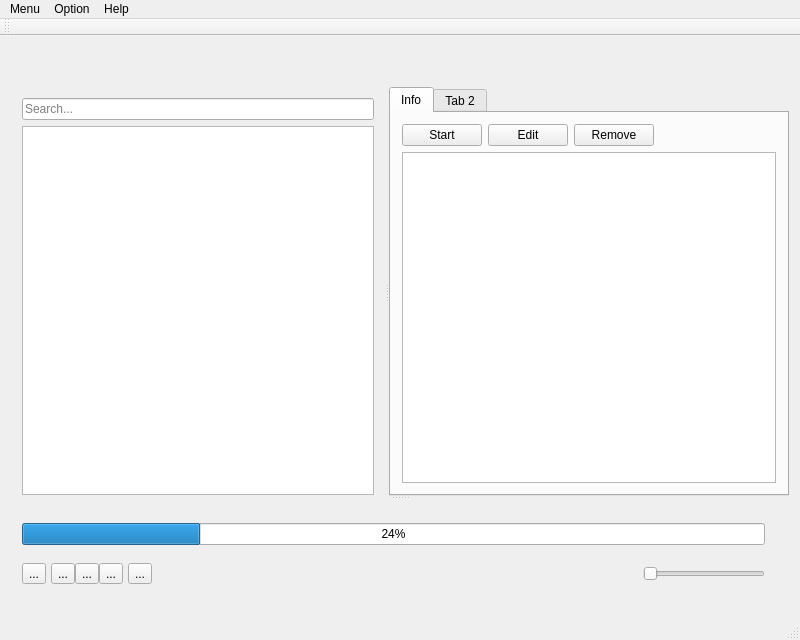
The window that mainwindow.ui (HankHenshaw/GameTree) describes before a commit, drawn with Qt 5.
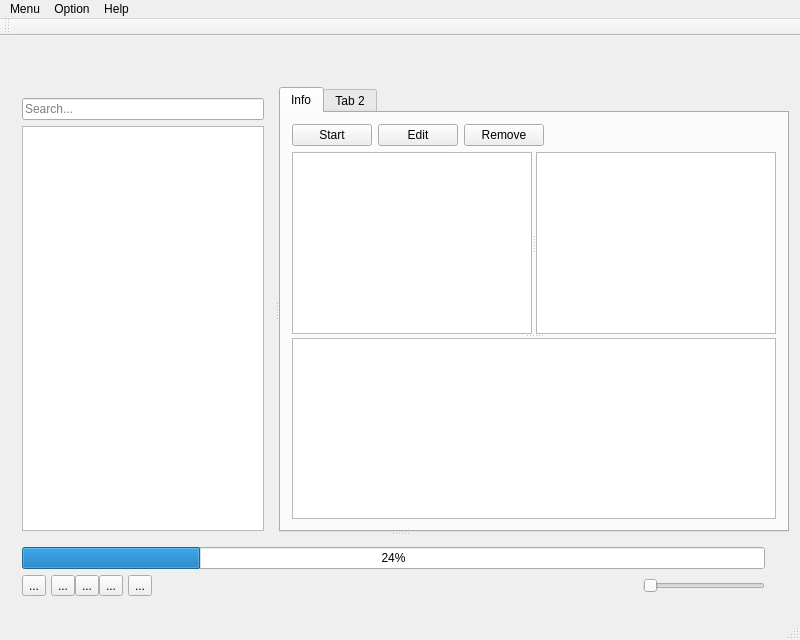
The same window after the commit. Icons and pictures are not drawn. Custom widgets are drawn as their Qt base class.

Commit message: Added Graphics Views for covers and screenshots.

The edit to the form file:
```diff
--- a/mainwindow.ui
+++ b/mainwindow.ui
@@ -50,7 +50,7 @@
        <property name="orientation">
         <enum>Qt::Horizontal</enum>
        </property>
-       <widget class="QWidget" name="">
+       <widget class="QWidget" name="layoutWidget">
         <layout class="QVBoxLayout" name="verticalLayout_2">
          <property name="bottomMargin">
           <number>1</number>
@@ -125,7 +125,19 @@
            </layout>
           </item>
           <item>
-           <widget class="QTextBrowser" name="textBrowser"/>
+           <widget class="QSplitter" name="splitterHorizontalInfo">
+            <property name="orientation">
+             <enum>Qt::Vertical</enum>
+            </property>
+            <widget class="QSplitter" name="splitterVerticalInfo">
+             <property name="orientation">
+              <enum>Qt::Horizontal</enum>
+             </property>
+             <widget class="QGraphicsView" name="mediaView"/>
+             <widget class="QGraphicsView" name="coversView"/>
+            </widget>
+            <widget class="QTextBrowser" name="textBrowser"/>
+           </widget>
           </item>
          </layout>
         </widget>
@@ -136,7 +148,7 @@
         </widget>
        </widget>
       </widget>
-      <widget class="QWidget" name="">
+      <widget class="QWidget" name="layoutWidget">
        <layout class="QHBoxLayout" name="horizontalLayout_5">
         <item>
          <layout class="QVBoxLayout" name="verticalLayout">
```
The commit also changes 9 other files.
